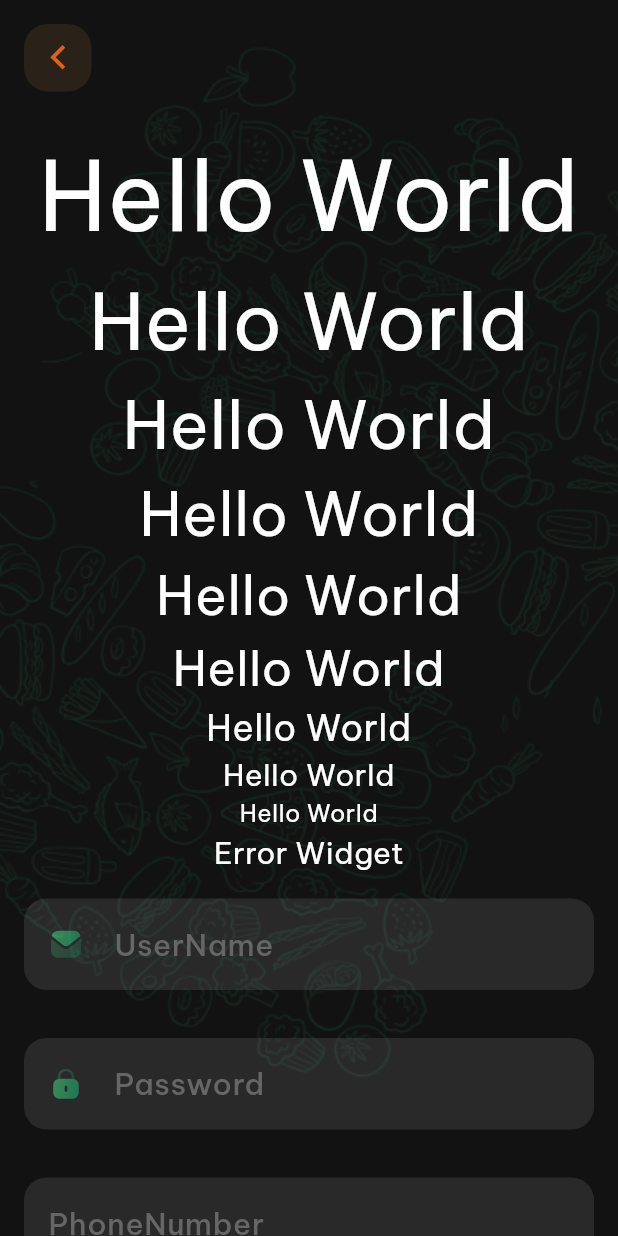
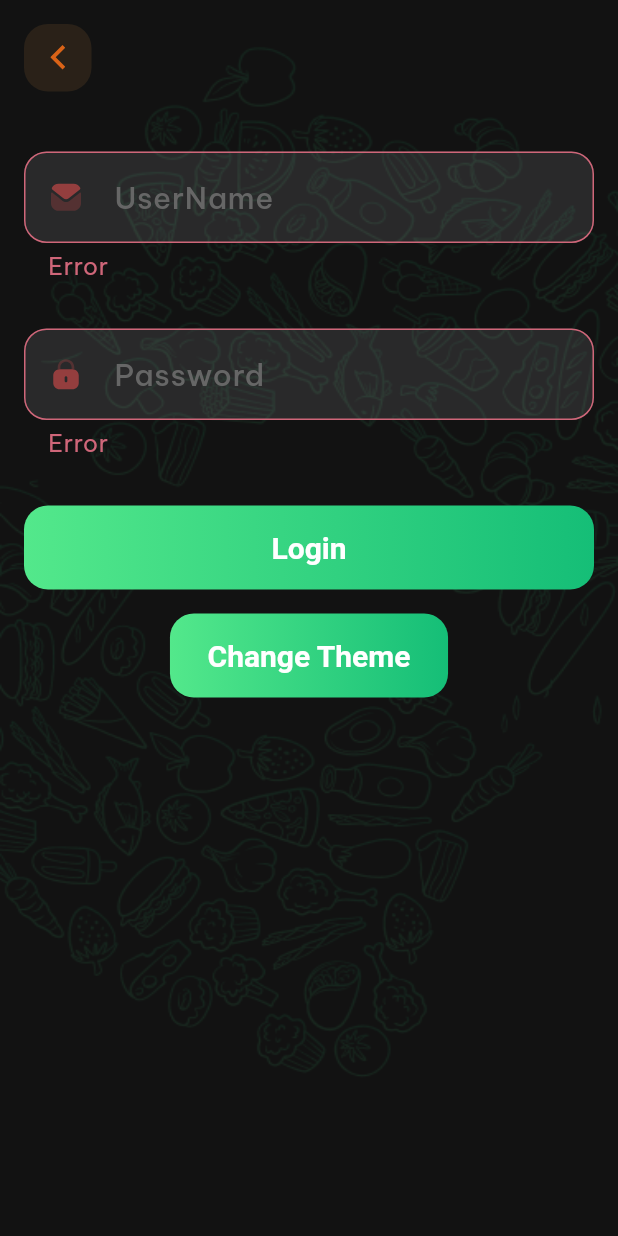
Before and after one commit to quocbao238/NinjaFood_Theme, a Flutter app: the screen it shows after launch, on a phone screen of 412 x 824 dp. Run offline on Flutter 3.47's test engine with Material 2 defaults, Android fonts, the phone set to English and light mode, and no system bars; our stand-ins replace equatable, flutter_spinkit, flutter_svg, google_fonts.

Commit message:
Upload Text_Form_Field

```diff
--- a/example/lib/main.dart
+++ b/example/lib/main.dart
@@ -17,9 +17,7 @@
   ThemeData themeData = ThemePrimary.darkTheme();
 
   void toggleTheme() {
-    themeData = themeData.brightness == Brightness.dark
-        ? ThemePrimary.lightTheme()
-        : ThemePrimary.darkTheme();
+    themeData = themeData.brightness == Brightness.dark ? ThemePrimary.lightTheme() : ThemePrimary.darkTheme();
 
     setState(() {});
   }
@@ -75,21 +73,19 @@
                   AppButtonBack(
                     onPressed: () {},
                   ),
-                  const AppPadding.medium(
-                      child: AppTextFormField.email(hintText: 'UserName')),
-                  const AppPadding.medium(
-                      child: AppTextFormField.password(hintText: 'Password')),
-                  AppPadding.medium(
-                      child: AppButton.max(title: 'Login', onPressed: () {})),
-                  AppButton.min(
-                      title: 'Change Theme', onPressed: () => toggleTheme()),
+                  // const AppPadding.medium(
+                  //     child: AppTextFormField.email(hintText: 'UserName')),
+                  // const AppPadding.medium(
+                  //     child: AppTextFormField.password(hintText: 'Password')),
+                  AppPadding.medium(child: AppButton.max(title: 'Login', onPressed: () {})),
+                  AppButton.min(title: 'Change Theme', onPressed: () => toggleTheme()),
                   const AppIcons.password(),
                   const AppIcons.userProfile(),
                   const AppIcons.facebook(),
                   const AppIcons.payOneer(),
                   const AppIcons.paypal(),
                   const AppPadding.medium(child: AppLoading(isLoading: true)),
-                  AppIcons.viaSMS()
+                  // AppIcons.viaSMS()
                 ],
               ),
             ))
@@ -101,35 +97,30 @@
           body: SingleChildScrollView(
             child: Column(
               crossAxisAlignment: CrossAxisAlignment.center,
-              mainAxisAlignment: MainAxisAlignment.start,
+              mainAxisAlignment: MainAxisAlignment.center,
               children: [
-                AppText.displayLarge(text: text),
-                AppText.displayMedium(text: text),
-                AppText.displaySmall(text: text),
-                AppText.headlineLarge(text: text),
-                AppText.headlineMedium(text: text),
-                AppText.headlineSmall(text: text),
-                AppText.bodyLarge(text: text),
-                AppText.bodyMedium(text: text),
-                AppText.bodySmall(text: text),
-                const AppErrorWidget(),
-                const AppPadding.medium(
-                    child: AppTextFormField.email(hintText: 'UserName')),
-                const AppPadding.medium(
-                    child: AppTextFormField.password(hintText: 'Password')),
-                const AppPadding.medium(
-                    child: AppTextFormField(hintText: 'PhoneNumber')),
                 AppPadding.medium(
-                    child: AppButton.max(title: 'Login', onPressed: () {})),
-                AppButton.min(
-                    title: 'Change Theme', onPressed: () => toggleTheme()),
-                const AppIcons.password(),
-                const AppIcons.password(),
-                const AppIcons.userProfile(),
-                const AppIcons.facebook(),
-                const AppIcons.payOneer(),
-                const AppIcons.paypal(),
-                const AppPadding.medium(child: AppLoading(isLoading: true)),
+                  child: AppTextFormField.email(
+                    controller: TextEditingController(),
+                    hintText: 'UserName',
+                    errorText: 'Error',
+                  ),
+                ),
+
+                AppPadding.medium(
+                    child: AppTextFormField.password(
+                        controller: TextEditingController(), errorText: 'Error', hintText: 'Password')),
+                // const AppPadding.medium(
+                //     child: AppTextFormField(hintText: 'PhoneNumber')),
+                AppPadding.medium(child: AppButton.max(title: 'Login', onPressed: () {})),
+                AppButton.min(title: 'Change Theme', onPressed: () => toggleTheme()),
+                // const AppIcons.password(),
+                // const AppIcons.password(),
+                // const AppIcons.userProfile(),
+                // const AppIcons.facebook(),
+                // const AppIcons.payOneer(),
+                // const AppIcons.paypal(),
+                // const AppPadding.medium(child: AppLoading(isLoading: true)),
               ],
             ),
           ),
--- a/lib/src/app_widgets/app_icon.dart
+++ b/lib/src/app_widgets/app_icon.dart
@@ -1,76 +1,72 @@
 part of app_widget;
 
 class AppIcons extends StatelessWidget {
+  final Color? color;
   final String _urlIcon;
 
-  const AppIcons.email({super.key}) : _urlIcon = AppIconsAssets.email;
+  const AppIcons.email({super.key, this.color}) : _urlIcon = AppIconsAssets.email;
 
-  const AppIcons.password({super.key}) : _urlIcon = AppIconsAssets.password;
+  const AppIcons.password({super.key, this.color}) : _urlIcon = AppIconsAssets.password;
 
-  const AppIcons.userProfile({super.key})
-      : _urlIcon = AppIconsAssets.userProfile;
+  const AppIcons.userProfile({super.key, this.color}) : _urlIcon = AppIconsAssets.userProfile;
 
-  const AppIcons.checkbox({super.key}) : _urlIcon = AppIconsAssets.checkbox;
+  const AppIcons.checkbox({super.key, this.color}) : _urlIcon = AppIconsAssets.checkbox;
 
-  const AppIcons.unCheckbox({super.key}) : _urlIcon = AppIconsAssets.unCheckbox;
+  const AppIcons.unCheckbox({super.key, this.color}) : _urlIcon = AppIconsAssets.unCheckbox;
 
-  const AppIcons.facebook({super.key}) : _urlIcon = AppIconsAssets.facebook;
+  const AppIcons.facebook({super.key, this.color}) : _urlIcon = AppIconsAssets.facebook;
 
-  const AppIcons.google({super.key}) : _urlIcon = AppIconsAssets.google;
+  const AppIcons.google({super.key, this.color}) : _urlIcon = AppIconsAssets.google;
 
-  const AppIcons.gallery({super.key}) : _urlIcon = AppIconsAssets.gallery;
+  const AppIcons.gallery({super.key, this.color}) : _urlIcon = AppIconsAssets.gallery;
 
-  const AppIcons.camera({super.key}) : _urlIcon = AppIconsAssets.camera;
+  const AppIcons.camera({super.key, this.color}) : _urlIcon = AppIconsAssets.camera;
 
-  const AppIcons.yourLocation({super.key})
-      : _urlIcon = AppIconsAssets.yourLocation;
+  const AppIcons.yourLocation({super.key, this.color}) : _urlIcon = AppIconsAssets.yourLocation;
 
-  const AppIcons.viaEmail({super.key}) : _urlIcon = AppIconsAssets.viaEmail;
+  const AppIcons.viaEmail({super.key, this.color}) : _urlIcon = AppIconsAssets.viaEmail;
 
-  const AppIcons.viaSMS({super.key}) : _urlIcon = AppIconsAssets.viaSMS;
+  const AppIcons.viaSMS({super.key, this.color}) : _urlIcon = AppIconsAssets.viaSMS;
 
-  const AppIcons.menuHome({super.key}) : _urlIcon = AppIconsAssets.menuHome;
+  const AppIcons.menuHome({super.key, this.color}) : _urlIcon = AppIconsAssets.menuHome;
 
-  const AppIcons.menuUser({super.key}) : _urlIcon = AppIconsAssets.menuUser;
+  const AppIcons.menuUser({super.key, this.color}) : _urlIcon = AppIconsAssets.menuUser;
 
-  const AppIcons.menuCart({super.key}) : _urlIcon = AppIconsAssets.menuCart;
+  const AppIcons.menuCart({super.key, this.color}) : _urlIcon = AppIconsAssets.menuCart;
 
-  const AppIcons.menuChat({super.key}) : _urlIcon = AppIconsAssets.menuChat;
+  const AppIcons.menuChat({super.key, this.color}) : _urlIcon = AppIconsAssets.menuChat;
 
-  const AppIcons.notification({super.key})
-      : _urlIcon = AppIconsAssets.notification;
+  const AppIcons.notification({super.key, this.color}) : _urlIcon = AppIconsAssets.notification;
 
-  const AppIcons.search({super.key}) : _urlIcon = AppIconsAssets.search;
+  const AppIcons.search({super.key, this.color}) : _urlIcon = AppIconsAssets.search;
 
-  const AppIcons.filter({super.key}) : _urlIcon = AppIconsAssets.filter;
+  const AppIcons.filter({super.key, this.color}) : _urlIcon = AppIconsAssets.filter;
 
-  const AppIcons.sendMessage({super.key})
-      : _urlIcon = AppIconsAssets.sendMessage;
+  const AppIcons.sendMessage({super.key, this.color}) : _urlIcon = AppIconsAssets.sendMessage;
 
-  const AppIcons.volumeOn({super.key}) : _urlIcon = AppIconsAssets.volumeOn;
+  const AppIcons.volumeOn({super.key, this.color}) : _urlIcon = AppIconsAssets.volumeOn;
 
-  const AppIcons.volumeOff({super.key}) : _urlIcon = AppIconsAssets.volumeOff;
+  const AppIcons.volumeOff({super.key, this.color}) : _urlIcon = AppIconsAssets.volumeOff;
 
-  const AppIcons.edit({super.key}) : _urlIcon = AppIconsAssets.edit;
+  const AppIcons.edit({super.key, this.color}) : _urlIcon = AppIconsAssets.edit;
 
-  const AppIcons.locationMap({super.key})
-      : _urlIcon = AppIconsAssets.locationMap;
+  const AppIcons.locationMap({super.key, this.color}) : _urlIcon = AppIconsAssets.locationMap;
 
-  const AppIcons.heart({super.key}) : _urlIcon = AppIconsAssets.heart;
+  const AppIcons.heart({super.key, this.color}) : _urlIcon = AppIconsAssets.heart;
 
-  const AppIcons.back({super.key}) : _urlIcon = AppIconsAssets.back;
+  const AppIcons.back({super.key, this.color}) : _urlIcon = AppIconsAssets.back;
 
-  const AppIcons.paypal({super.key}) : _urlIcon = AppIconsAssets.paypal;
+  const AppIcons.paypal({super.key, this.color}) : _urlIcon = AppIconsAssets.paypal;
 
-  const AppIcons.visa({super.key}) : _urlIcon = AppIconsAssets.visa;
+  const AppIcons.visa({super.key, this.color}) : _urlIcon = AppIconsAssets.visa;
 
-  const AppIcons.payOneer({super.key}) : _urlIcon = AppIconsAssets.payOneer;
+  const AppIcons.payOneer({super.key, this.color}) : _urlIcon = AppIconsAssets.payOneer;
 
-  const AppIcons.success({super.key}) : _urlIcon = AppIconsAssets.successIcon;
+  const AppIcons.success({super.key, this.color}) : _urlIcon = AppIconsAssets.successIcon;
 
-  const AppIcons.close({super.key}) : _urlIcon = AppIconsAssets.close;
+  const AppIcons.close({super.key, this.color}) : _urlIcon = AppIconsAssets.close;
 
   @override
-  Widget build(BuildContext context) =>
-      SvgPicture.asset(_urlIcon, package: 'ninja_theme');
+  Widget build(BuildContext context) => SvgPicture.asset(_urlIcon,
+      package: 'ninja_theme', colorFilter: color != null ? ColorFilter.mode(color!, BlendMode.srcIn) : null);
 }
--- a/lib/src/app_widgets/app_text_form_field.dart
+++ b/lib/src/app_widgets/app_text_form_field.dart
@@ -4,39 +4,47 @@
   final Widget? prefixIcon;
   final bool obscureText;
   final String hintText;
+  final TextEditingController controller;
+  final String? errorText;
 
   const AppTextFormField(
       {super.key,
       this.prefixIcon,
       required this.hintText,
-      this.obscureText = false});
+      this.obscureText = false, this.errorText, required this.controller});
 
   const AppTextFormField.password({
     super.key,
-    required this.hintText,
+    required this.hintText,  this.errorText, required this.controller,
   })  : obscureText = true,
-        prefixIcon = const AppIcons.password();
+        prefixIcon = errorText == null ?  const AppIcons.password() : const AppIcons.password(color: Colors.redAccent);
+
 
   const AppTextFormField.email({
     super.key,
-    required this.hintText,
+    required this.hintText, this.errorText, required this.controller,
   })  : obscureText = false,
-        prefixIcon = const AppIcons.email();
+  prefixIcon = errorText == null ?  const AppIcons.email() : const AppIcons.email(color: Colors.redAccent);
+
 
   const AppTextFormField.phone({
     super.key,
-    required this.hintText,
+    required this.hintText,  this.errorText, required this.controller,
   })  : obscureText = false,
-        prefixIcon = const AppIcons.email();
+        prefixIcon = null;
+
 
   @override
   Widget build(BuildContext context) {
     return TextFormField(
+      controller: controller,
       obscureText: obscureText,
       style: Theme.of(context).textTheme.bodyMedium,
+
       decoration: InputDecoration(
         hintStyle: Theme.of(context).textTheme.labelMedium,
         hintText: hintText,
+        errorText: errorText,
         prefixIcon:
             prefixIcon != null ? AppPadding.medium(child: prefixIcon) : null,
       ),
```
Also changed, not shown: 1 other file.
